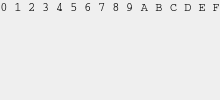
Before: the Qt Designer form src/raw/rawresource.ui in dstien/stressed, drawn with Qt 5.
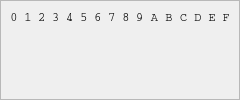
After: the same form once the commit is applied.

Commit message: Show frame around raw resource widget.

Patch:
```diff
--- a/src/raw/rawresource.ui
+++ b/src/raw/rawresource.ui
@@ -8,14 +8,8 @@
    </property>
    <item>
     <widget class="QScrollArea" name="scrollArea">
-     <property name="frameShape">
-      <enum>QFrame::NoFrame</enum>
-     </property>
      <widget class="QWidget" name="scrollAreaWidgetContents">
       <layout class="QGridLayout" name="gridLayout">
-       <property name="margin">
-        <number>0</number>
-       </property>
        <property name="sizeConstraint">
         <enum>QLayout::SetFixedSize</enum>
        </property>
```
